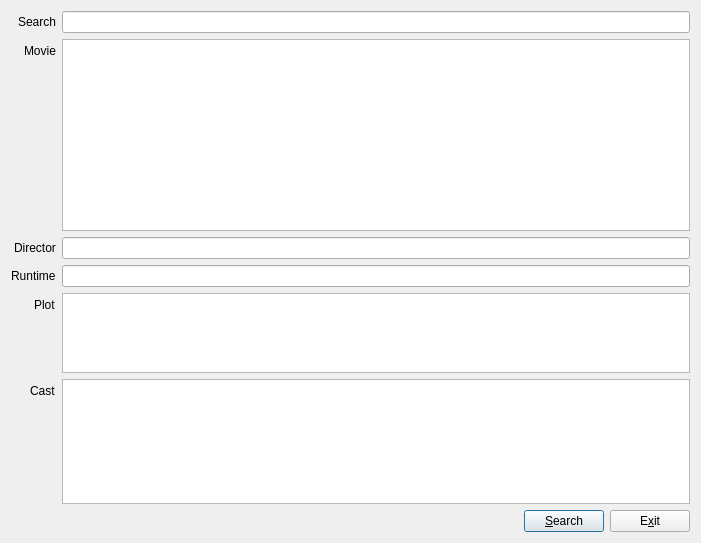
This is ui_moviedialog.ui in timcking/pyqt-imdb as Qt 5 draws it before an edit. The edited form follows.
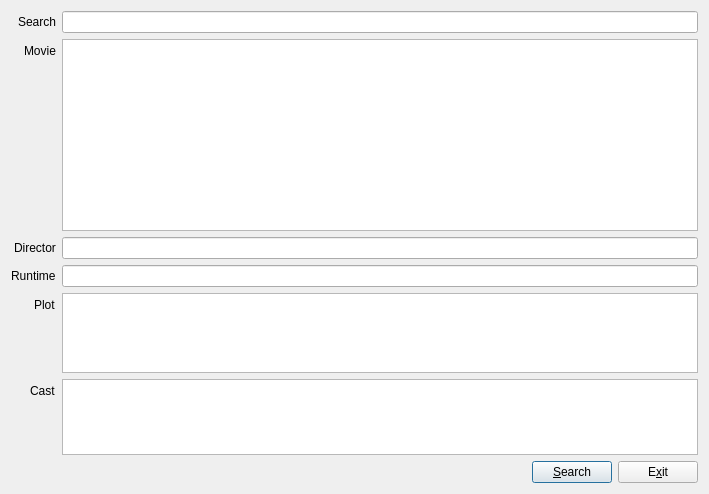
This is the edited form. Icons and pictures are not drawn.

The edit to the form file:
```diff
--- a/ui_moviedialog.ui
+++ b/ui_moviedialog.ui
@@ -9,8 +9,8 @@
    <rect>
     <x>0</x>
     <y>0</y>
-    <width>701</width>
-    <height>543</height>
+    <width>709</width>
+    <height>494</height>
    </rect>
   </property>
   <property name="minimumSize">
```
